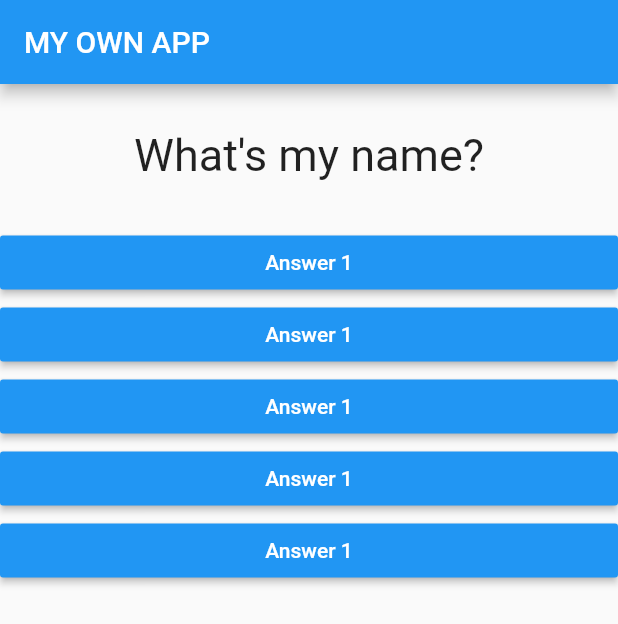
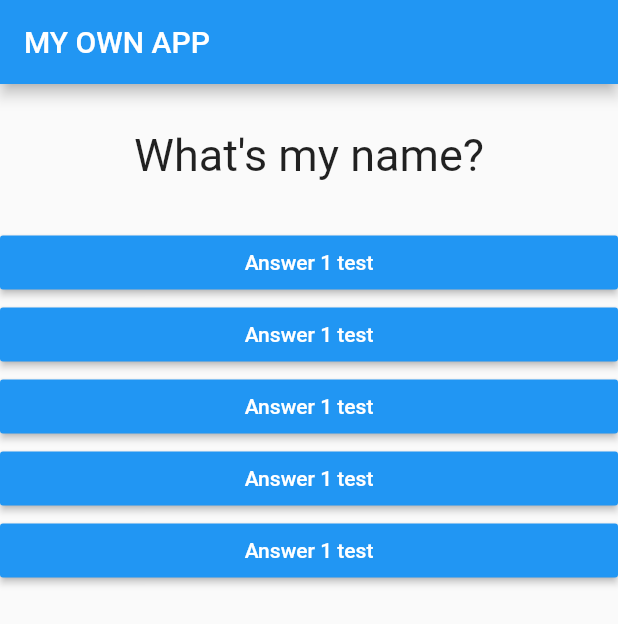
Before and after one commit to srihari24/guruball, a Flutter app: the screen it shows after launch, on a phone screen of 412 x 824 dp. Shown: the top 624 px of the screen. Run offline on Flutter 3.47's test engine with Material 2 defaults, Android fonts, the phone set to English and light mode, and no system bars.

Commit message:
modified answer  file

```diff
--- a/lib/answer.dart
+++ b/lib/answer.dart
@@ -16,7 +16,7 @@ class Answer extends StatelessWidget {
       child: RaisedButton(
         color: Colors.blue,
         textColor: Colors.white,
-        child: Text('Answer 1'),
+        child: Text('Answer 1 test'),
         onPressed:selectHandler,
       ),
     );
```
